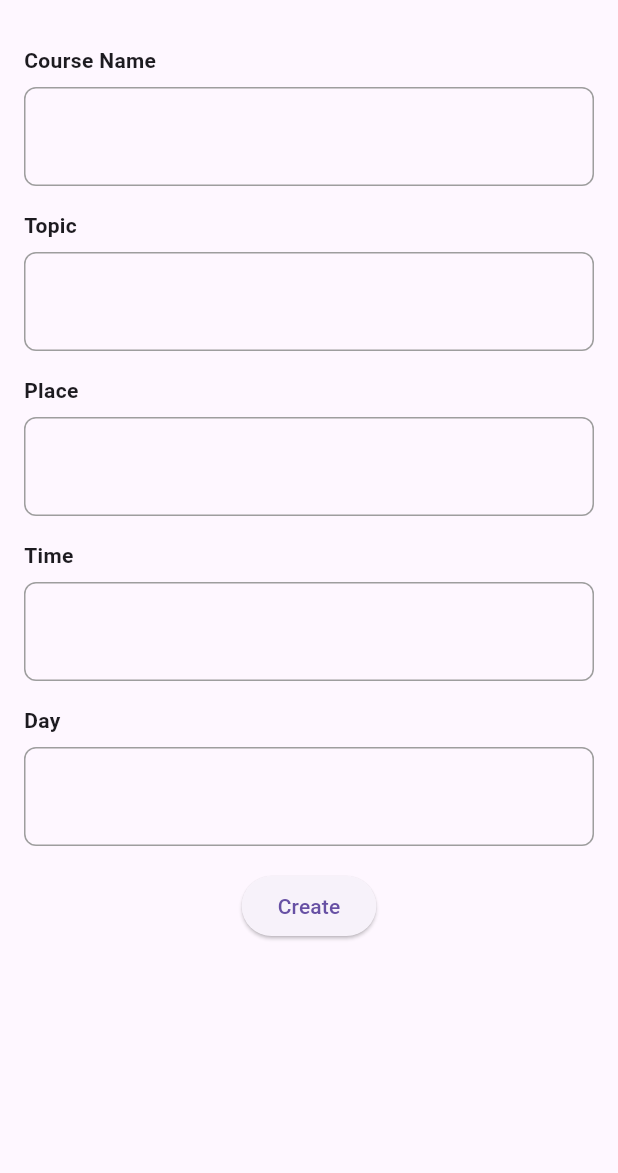
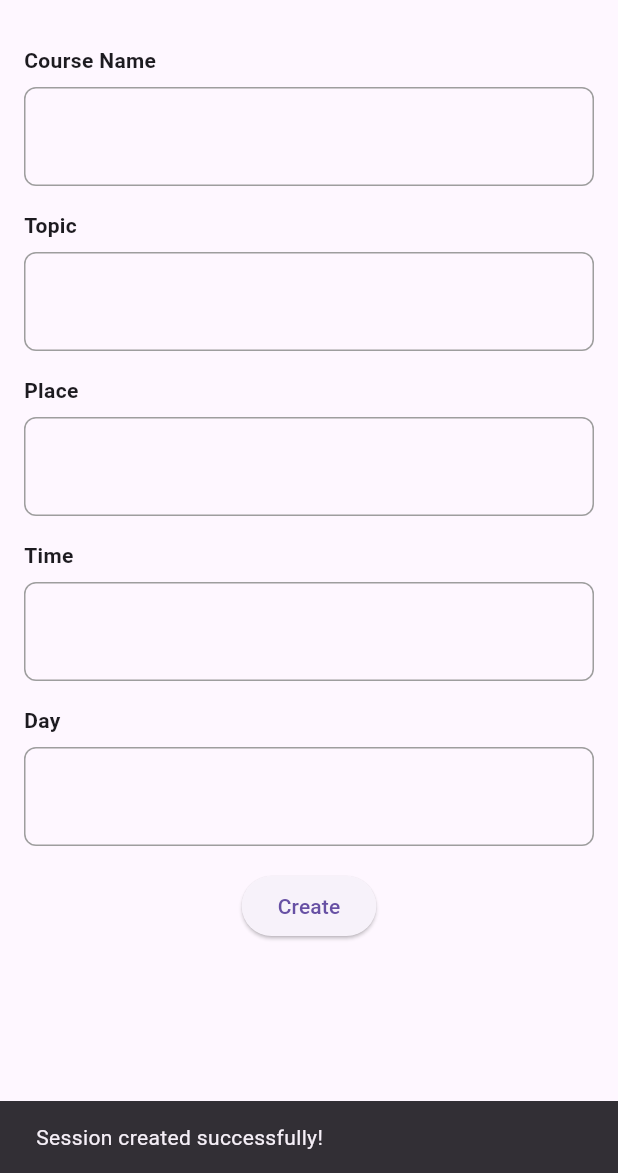
Before and after one commit to emanuxd11/StudySync-ESOF-feup, a Flutter app: the CreateSession screen opened directly, after a tap on "Create", on a phone screen of 412 x 824 dp, the part 63-1236 px from its top. Run offline on Flutter 3.47's test engine with Material 3 defaults, Android fonts, the phone set to English and light mode, and no system bars; our stand-ins replace cloud_firestore, firebase_auth, firebase_core, flutter_local_notifications, go_router, timezone; accounts and stored records are empty.

Commit message:
Connected the homepage with Firebase and added search functionality

```diff
--- a/src/lib/screens/home.dart
+++ b/src/lib/screens/home.dart
@@ -2,6 +2,7 @@
 // Use of this source code is governed by a BSD-style license that can be
 // found in the LICENSE file.
 
+import 'package:cloud_firestore/cloud_firestore.dart';
 import 'package:flutter/material.dart';
 import 'package:go_router/go_router.dart';
 import 'package:provider/provider.dart';
@@ -9,7 +10,6 @@ import 'package:study_sync/models/common.dart';
 import 'package:study_sync/models/entered.dart';
 import 'package:study_sync/screens/profile.dart';
 import 'package:study_sync/screens/notifications.dart';
-import 'package:study_sync/screens/sessions.dart';
 
 
 class HomePage extends StatefulWidget {
@@ -22,6 +22,7 @@ class HomePage extends StatefulWidget {
 }
 
 class _HomePageState extends State<HomePage> {
+  var search = "";
   @override
   Widget build(BuildContext context) {
     return CommonScreen(
@@ -44,8 +45,79 @@ class _HomePageState extends State<HomePage> {
           ),
         ],
       ),
-      body: const StudySessionList() // TEMPORARY
+      body: Column(
+        children: [
+          SizedBox(
+            height: 50,
+            child: TextField(
+              onChanged: (value){
+                setState(() {
+                  search = value;
+                });
+              },
+              decoration: InputDecoration(
+                  border: OutlineInputBorder(
+                      borderRadius: BorderRadius.circular(8),
+                      borderSide: BorderSide.none),
+                  contentPadding: EdgeInsets.symmetric(horizontal: 8, vertical: 5),
+                  hintText: 'Search',
+                  prefixIcon: Icon(
+                      Icons.search
+                  )),
+            ),
+          ),
+          Expanded(
+            child: StreamBuilder<QuerySnapshot>(
+              stream: FirebaseFirestore.instance.collection('sessions').snapshots(),
+              builder: (context, snapshots) {
+              if (snapshots.connectionState == ConnectionState.waiting) {
+                return Center(
+                  child: CircularProgressIndicator(),
+                );
+              }
+              var filteredData = snapshots.data!.docs.where((doc) {
+                var courseName = doc['courseName'].toString().toLowerCase();
+                var topic = doc['topic'].toString().toLowerCase();
+                return courseName.contains(search.toLowerCase()) || topic.contains(search.toLowerCase());
+              }).toList();
+              return ListView.builder(
+                itemCount: filteredData.length,
+                itemBuilder: (context, index) {
+                var data = filteredData[index];
 
+                return ListTile(
+                  title: Text(
+                    data['courseName'],
+                    maxLines: 1,
+                    overflow: TextOverflow.ellipsis,
+                    style: TextStyle(
+                      color: Colors.black,
+                      fontSize: 16,
+                    ),
+                  ),
+                  subtitle: Text(
+                    data['topic'],
+                  ),
+                  trailing: ElevatedButton(
+                    onPressed: () {
+                    // Join session logic
+                    },
+                    style: ElevatedButton.styleFrom(
+                    backgroundColor: Colors.green,
+                    textStyle: TextStyle(
+                        fontSize: 14,
+                        fontWeight: FontWeight.bold
+                    ),
+                  ),
+                  child: Text('Join Session'),
+                  ),
+                );
+                });
+              },
+            ),
+          ),
+        ]
+      ),
     );
   }
 }
--- a/src/lib/screens/sessions.dart
+++ b/src/lib/screens/sessions.dart
@@ -2,6 +2,8 @@ import 'package:flutter/material.dart';
 import 'package:go_router/go_router.dart';
 import 'package:study_sync/models/common.dart';
 import 'package:study_sync/screens/home.dart';
+import 'package:cloud_firestore/cloud_firestore.dart';
+
 
 class SessionsScreen extends StatelessWidget {
   static const routeName = 'sessions';
@@ -14,8 +16,7 @@ class SessionsScreen extends StatelessWidget {
   Widget build(
     BuildContext context,
   ) {
-    return SafeArea(
-        child: CommonScreen(
+    return CommonScreen(
             currentIndex: _currentIndex,
             appBar: AppBar(
               automaticallyImplyLeading: false,
@@ -51,7 +52,7 @@ class SessionsScreen extends StatelessWidget {
                 ),
               ],
             ),
-            body: const StudySessionList()));
+            body: const StudySessionList());
   }
 }
 
@@ -206,8 +207,7 @@ class _CreateSessionState extends State<CreateSession> {
 
   @override
   Widget build(BuildContext context) {
-    return SafeArea(
-      child: Scaffold(
+    return Scaffold(
         appBar: AppBar(
           title: const Text(
             "Study Sessions",
@@ -248,7 +248,7 @@ class _CreateSessionState extends State<CreateSession> {
                   const SizedBox(height: 16.0),
                   ElevatedButton(
                     onPressed: () {
-                      // Handle form submission
+                      createSession();
                     },
                     child: const Text('Create'),
                   ),
@@ -257,7 +257,6 @@ class _CreateSessionState extends State<CreateSession> {
             ),
           ),
         ),
-      ),
     );
   }
 
@@ -288,4 +287,32 @@ class _CreateSessionState extends State<CreateSession> {
       ],
     );
   }
+
+  void createSession() async {
+    try {
+      await FirebaseFirestore.instance.collection('sessions').add({
+        'courseName': _sessionNameController.text,
+        'topic': _sessionTopicController.text,
+        'place': _sessionPlaceController.text,
+        'time': _sessionTimeController.text,
+        'day': _sessionDayController.text,
+      });
+
+      _sessionNameController.clear();
+      _sessionTopicController.clear();
+      _sessionPlaceController.clear();
+      _sessionTimeController.clear();
+      _sessionDayController.clear();
+
+      ScaffoldMessenger.of(context).showSnackBar(SnackBar(
+        content: Text('Session created successfully!'),
+      ));
+    } catch (e) {
+      print('Error creating session: $e');
+      ScaffoldMessenger.of(context).showSnackBar(SnackBar(
+        content: Text('Failed to create session. Please try again.'),
+      ));
+    }
+  }
+
 }
--- a/src/pubspec.yaml
+++ b/src/pubspec.yaml
@@ -40,6 +40,7 @@ dependencies:
   firebase_core: ^2.27.1
   firebase_auth: ^4.6.3
   firebase_storage: ^11.2.4
+  cloud_firestore: ^4.17.2
   flutter_adaptive_navigation: ^0.0.6
   flutter_local_notifications: ^17.0.1
   url_launcher: ^6.2.6
```
Also changed, not shown: 4 other files.
